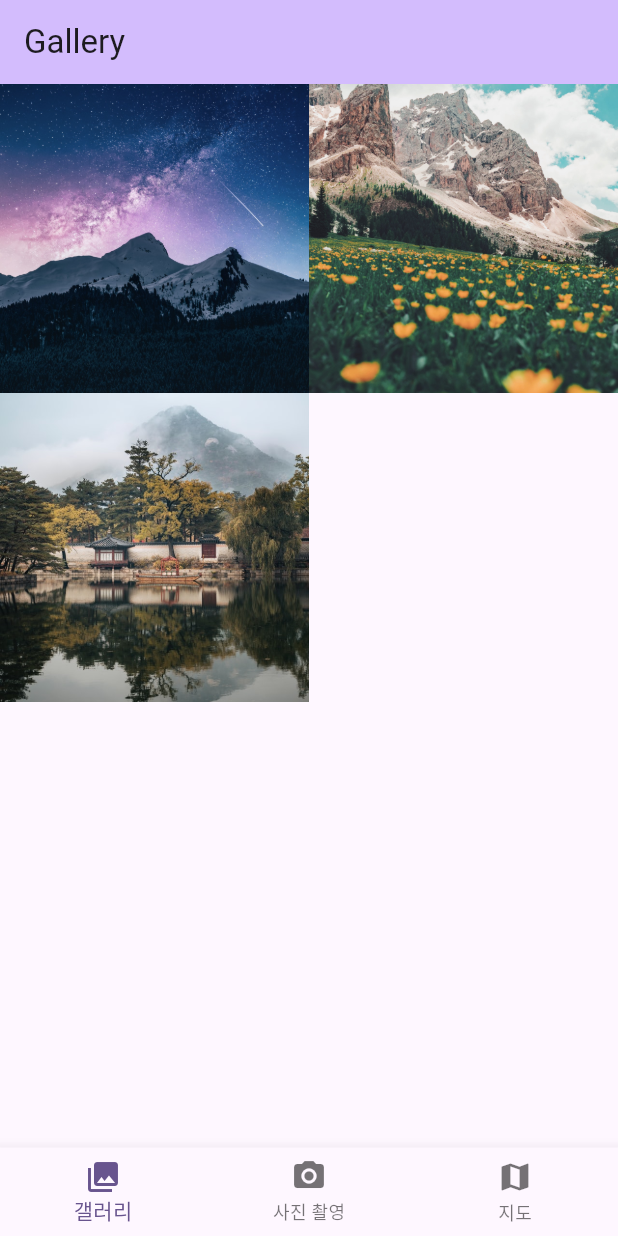
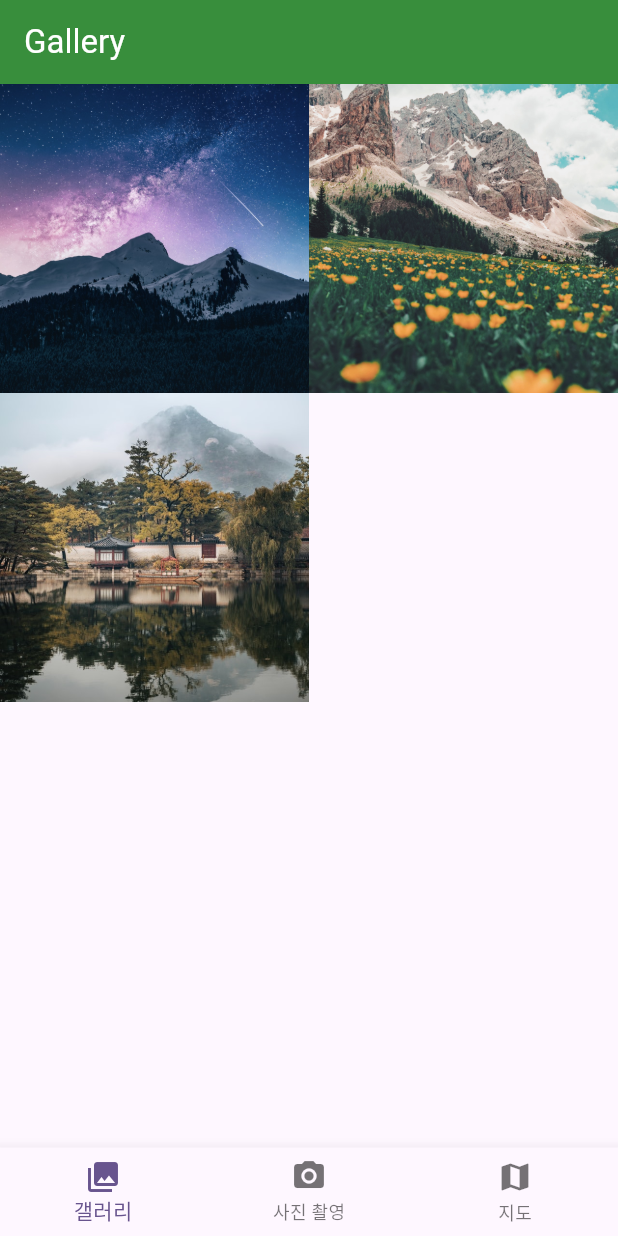
Before and after one commit to haagmin5382/camera_map, a Flutter app: the screen it shows after launch, on a phone screen of 412 x 824 dp. Run offline on Flutter 3.47's test engine with Material 2 defaults, Android fonts, the light colour scheme and no system bars; our stand-ins replace google_maps_flutter, image_picker.

Commit message:
:lipstick: style : update header style

```diff
--- a/camera_map/lib/screens/camera_screen.dart
+++ b/camera_map/lib/screens/camera_screen.dart
@@ -45,6 +45,10 @@ class _CameraScreenState extends State<CameraScreen> {
   Widget build(BuildContext context) {
     return Scaffold(
         backgroundColor: const Color(0xfff4f3f9),
+        appBar: AppBar(
+          backgroundColor: Colors.green[700],
+          title: const Text('Photo', style: TextStyle(color: Colors.white)),
+        ),
         body: Column(
           mainAxisAlignment: MainAxisAlignment.center,
           children: [
--- a/camera_map/lib/screens/gallery._screen.dart
+++ b/camera_map/lib/screens/gallery._screen.dart
@@ -1,6 +1,5 @@
 import 'package:camera_map/screens/image_detail_screen.dart';
 import 'package:flutter/material.dart';
-import 'package:flutter/widgets.dart';
 
 class GalleryScreen extends StatelessWidget {
   final List<String> images = [
@@ -10,15 +9,17 @@ class GalleryScreen extends StatelessWidget {
     // 다른 이미지 경로들을 추가하세요.
   ];
 
+  GalleryScreen({super.key});
+
   @override
   Widget build(BuildContext context) {
     return Scaffold(
       appBar: AppBar(
-        backgroundColor: Theme.of(context).colorScheme.inversePrimary,
-        title: Text('Gallery'),
+        backgroundColor: Colors.green[700],
+        title: const Text('Gallery', style: TextStyle(color: Colors.white)),
       ),
       body: GridView.builder(
-        gridDelegate: SliverGridDelegateWithFixedCrossAxisCount(
+        gridDelegate: const SliverGridDelegateWithFixedCrossAxisCount(
           crossAxisCount: 2, // 열의 수
         ),
         itemCount: images.length,
```
Also changed, not shown: camera_map/lib/screens/image_detail_screen.dart (+4 -3 lines).
